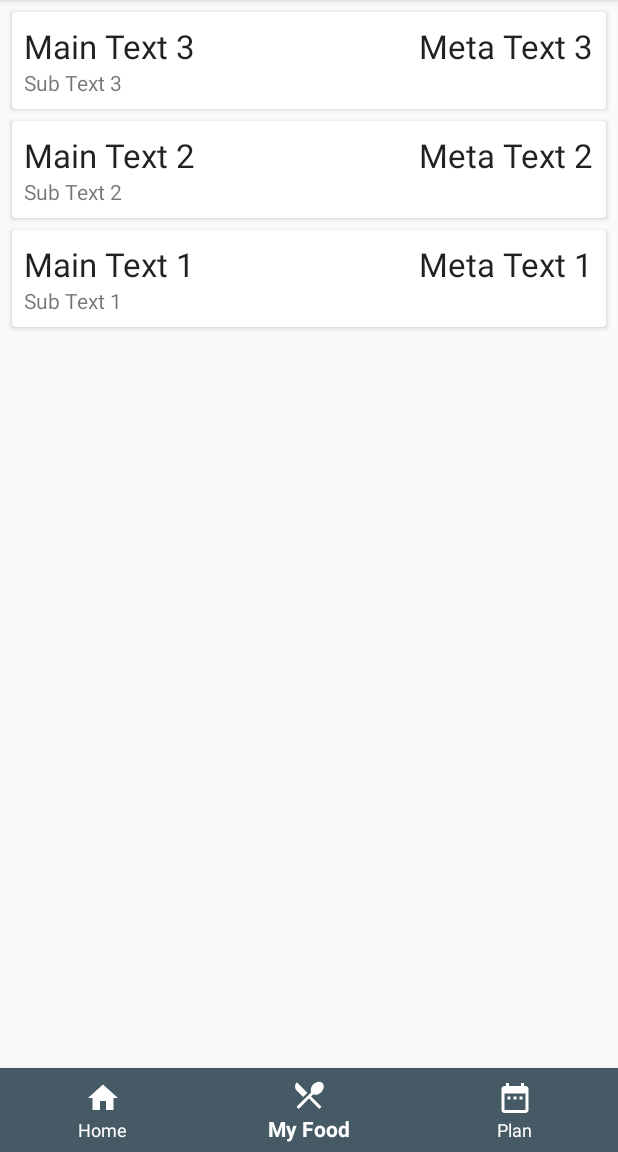
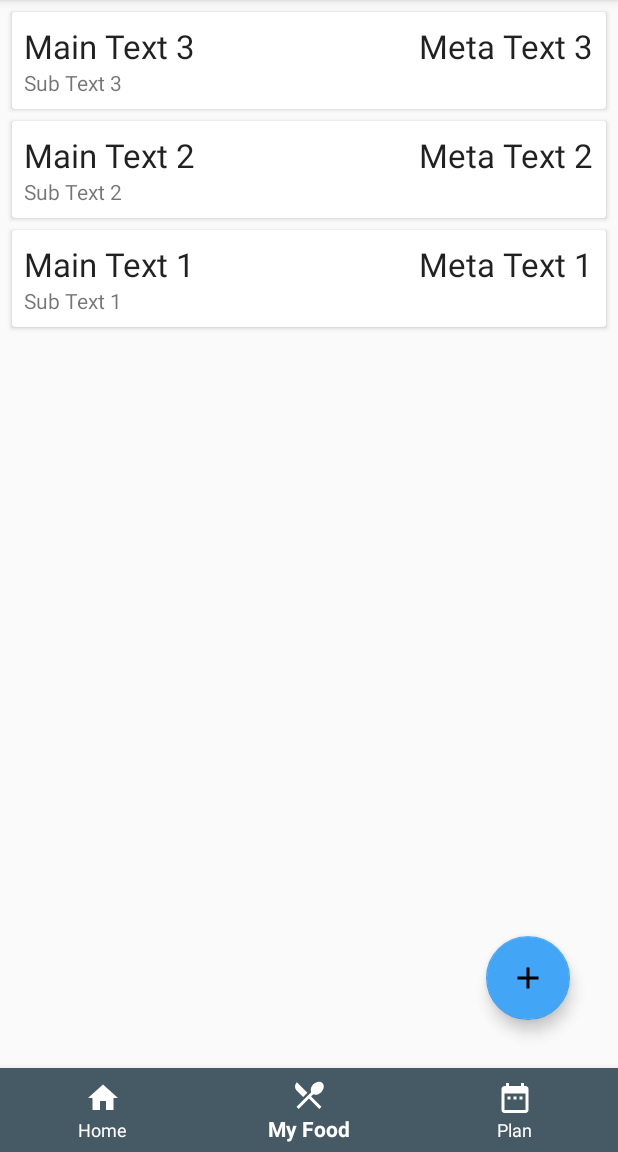
Before and after one commit to Kailyou/bachelor_thesis, an Android app: the screen it shows after launch (MainActivity), item 2 of the bottom bar chosen, on a phone screen of 412 x 824 dp, the part 84-1236 px from its top. Run offline under Robolectric (Android 15) with nearby library versions, the phone set to English and light mode, and no system bars; our stand-ins replace Room's generated code; Roboto replaces fonts that are not available here.

Commit message:
Added Add Food feature
App is able to save new Food Elements to the database

```diff
--- a/app/src/main/AndroidManifest.xml
+++ b/app/src/main/AndroidManifest.xml
@@ -9,6 +9,9 @@
         android:roundIcon="@mipmap/ic_launcher_round"
         android:supportsRtl="true"
         android:theme="@style/AppTheme">
+        <activity android:name=".activities.AddFoodActivity"
+            android:parentActivityName=".activities.MainActivity"
+            android:launchMode="singleTop"></activity>
         <activity
             android:name=".activities.MainActivity"
             android:label="@string/app_name">
--- a/app/src/main/java/hochschule/de/bachelorthesis/activities/MainActivity.java
+++ b/app/src/main/java/hochschule/de/bachelorthesis/activities/MainActivity.java
@@ -49,6 +49,7 @@ public class MainActivity extends AppCompatActivity implements BottomNavigationV
         // Use the fragment manager to dynamically change the fragment displayed in the FrameLayout.
         getSupportFragmentManager().beginTransaction()
                 .replace(R.id.fragment_container, fragment)
+                .addToBackStack(null)
                 .commit();
     }
 
--- a/app/src/main/java/hochschule/de/bachelorthesis/fragments/MyFoodFragment.java
+++ b/app/src/main/java/hochschule/de/bachelorthesis/fragments/MyFoodFragment.java
@@ -9,6 +9,8 @@ import android.view.LayoutInflater;
 import android.view.View;
 import android.view.ViewGroup;
 
+import com.google.android.material.floatingactionbutton.FloatingActionButton;
+
 import java.util.List;
 
 import androidx.lifecycle.Observer;
@@ -16,11 +18,12 @@ import androidx.lifecycle.ViewModelProviders;
 import androidx.recyclerview.widget.LinearLayoutManager;
 import androidx.recyclerview.widget.RecyclerView;
 import hochschule.de.bachelorthesis.R;
+import hochschule.de.bachelorthesis.activities.AddFoodActivity;
 import hochschule.de.bachelorthesis.adapter.FoodAdapter;
 import hochschule.de.bachelorthesis.room.Food;
 import hochschule.de.bachelorthesis.view_model.FoodViewModel;
 
-public class MyFoodFragment extends Fragment {
+public class MyFoodFragment extends Fragment implements View.OnClickListener {
 
     private FoodViewModel foodViewModel;
 
@@ -31,6 +34,10 @@ public class MyFoodFragment extends Fragment {
 
     public View onCreateView(LayoutInflater inflater, ViewGroup container, Bundle savedInstanceState) {
         View rootView = inflater.inflate(R.layout.fragment_my_food, container, false);
+
+        // Add food button
+        FloatingActionButton buttonAddFood = rootView.findViewById(R.id.button_add_note);
+        buttonAddFood.setOnClickListener(this);
 
         // RecyclerView
         RecyclerView rv = rootView.findViewById(R.id.recycler_view);
@@ -56,4 +63,10 @@ public class MyFoodFragment extends Fragment {
     public void onActivityCreated(@Nullable Bundle savedInstanceState) {
         super.onActivityCreated(savedInstanceState);
     }
+
+    @Override
+    public void onClick(View v) {
+        Intent intent = new Intent(getContext(), AddFoodActivity.class);
+        startActivity(intent);
+    }
 }
--- a/app/src/main/java/hochschule/de/bachelorthesis/other/FoodRepository.java
+++ b/app/src/main/java/hochschule/de/bachelorthesis/other/FoodRepository.java
@@ -23,7 +23,6 @@ public class FoodRepository {
         FoodDatabase database = FoodDatabase.getDatabase(application);
         this.foodDao = database.foodDao();
         this.allFood = this.foodDao.getAllFood();
-
     }
 
     /**
--- a/app/src/main/java/hochschule/de/bachelorthesis/room/Food.java
+++ b/app/src/main/java/hochschule/de/bachelorthesis/room/Food.java
@@ -10,13 +10,13 @@ public class Food {
     public int id;
 
     @ColumnInfo(name = "main_text")
-    public String mainText;
+    private String mainText;
 
     @ColumnInfo(name = "sub_text")
-    public String subText;
+    private String subText;
 
     @ColumnInfo(name = "meta_text")
-    public String metaText;
+    private String metaText;
 
     public Food(String mainText, String subText, String metaText) {
         this.mainText = mainText;
--- /dev/null
+++ b/app/src/main/res/drawable/ic_add_black_24dp.xml
@@ -0,0 +1,9 @@
+<vector xmlns:android="http://schemas.android.com/apk/res/android"
+        android:width="24dp"
+        android:height="24dp"
+        android:viewportWidth="24.0"
+        android:viewportHeight="24.0">
+    <path
+        android:fillColor="#FF000000"
+        android:pathData="M19,13h-6v6h-2v-6H5v-2h6V5h2v6h6v2z"/>
+</vector>
--- a/app/src/main/res/layout/food_item_cardview.xml
+++ b/app/src/main/res/layout/food_item_cardview.xml
@@ -15,7 +15,7 @@
             android:id="@+id/food_item_maintext"
             android:layout_width="wrap_content"
             android:layout_height="wrap_content"
-            android:text="Main Text"
+            android:text="@string/main_text"
             android:textAppearance="@style/Base.TextAppearance.AppCompat.Large"
             android:maxLines="1"
             android:layout_alignParentStart="true"
@@ -25,7 +25,7 @@
             android:id="@+id/food_item_metatext"
             android:layout_width="wrap_content"
             android:layout_height="wrap_content"
-            android:text="1"
+            android:text="@string/_1"
             android:layout_alignParentEnd="true"
             android:textAppearance="@style/Base.TextAppearance.AppCompat.Large" />
 
@@ -34,7 +34,7 @@
             android:layout_width="wrap_content"
             android:layout_height="wrap_content"
             android:layout_below="@+id/food_item_maintext"
-            android:text="subtext"/>
+            android:text="@string/subtext"/>
     </RelativeLayout>
 
 </androidx.cardview.widget.CardView>
--- a/app/src/main/res/layout/fragment_my_food.xml
+++ b/app/src/main/res/layout/fragment_my_food.xml
@@ -11,4 +11,12 @@
         android:id="@+id/recycler_view"
         android:layout_height="match_parent"
         android:layout_width="match_parent"/>
+
+    <com.google.android.material.floatingactionbutton.FloatingActionButton
+        android:id="@+id/button_add_note"
+        android:layout_width="wrap_content"
+        android:layout_height="wrap_content"
+        android:src="@drawable/ic_add_black_24dp"
+        android:layout_gravity="bottom|end"
+        android:layout_margin="32dp"/>
 </androidx.coordinatorlayout.widget.CoordinatorLayout>
```
Also changed, not shown: app/src/main/java/hochschule/de/bachelorthesis/activities/AddFoodActivity.java (added, +133 -0 lines), app/src/main/java/hochschule/de/bachelorthesis/view_model/AddFoodViewModel.java (added, +21 -0 lines), app/src/main/res/drawable/ic_close_black_24dp.xml (added, +9 -0 lines), app/src/main/res/drawable/ic_save_black_24dp.xml (added, +9 -0 lines), app/src/main/res/layout/add_food_activity.xml (added, +105 -0 lines), app/src/main/res/menu/add_food_menu.xml (added, +9 -0 lines), app/src/main/res/values/strings.xml (+15 -0 lines).
